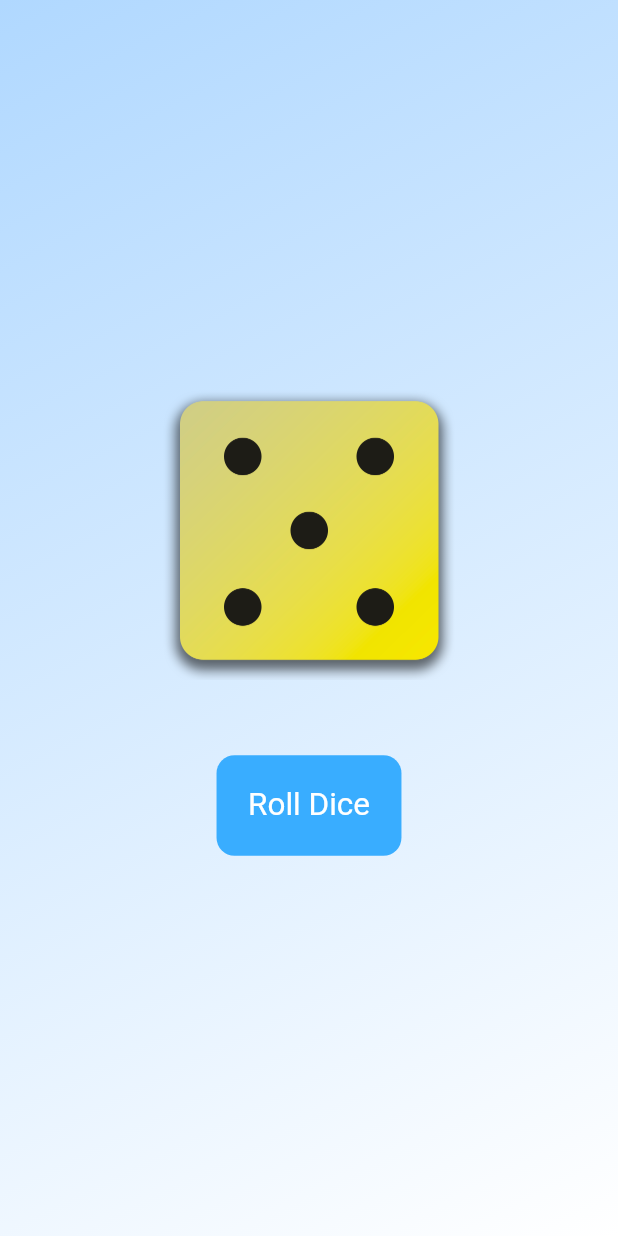
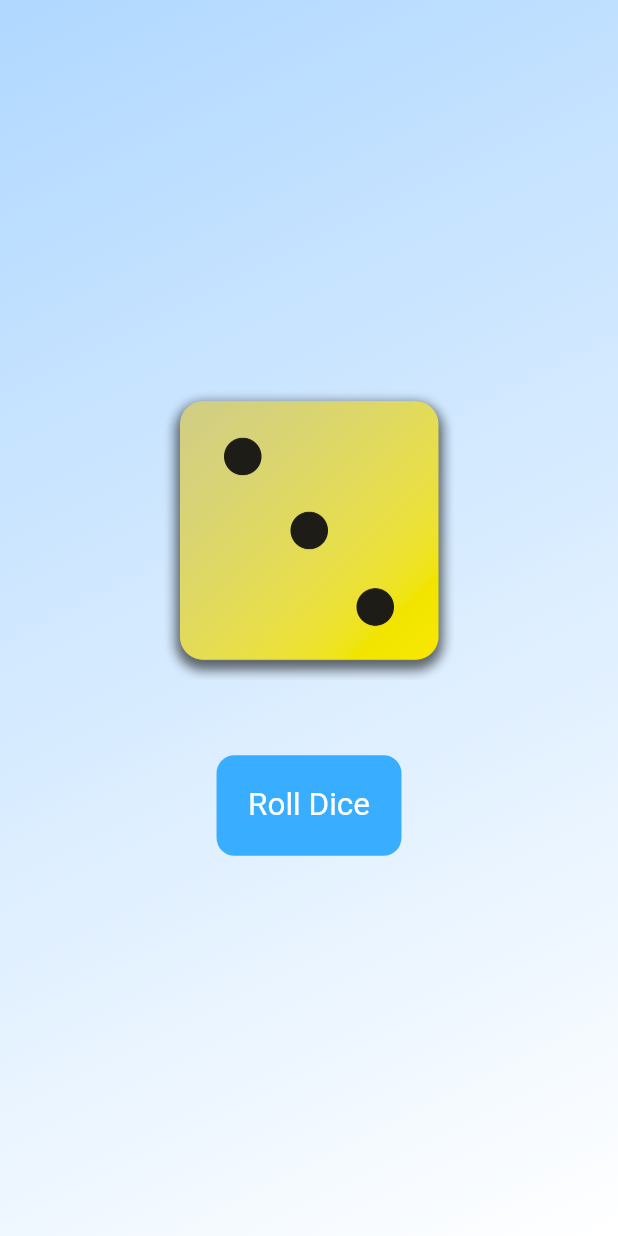
Before and after one commit to iulvimercan/flutter_DiceApp, a Flutter app: the screen it shows after launch, after a tap on "Roll Dice", on a phone screen of 412 x 824 dp. Run offline on Flutter 3.47's test engine with Material 3 defaults, Android fonts, the phone set to English and light mode, and no system bars.

```diff
--- a/lib/dice_roller.dart
+++ b/lib/dice_roller.dart
@@ -1,5 +1,5 @@
 import 'dart:math';
-
+import 'dart:async';
 import 'package:flutter/material.dart';
 
 class DiceRoller extends StatefulWidget {
@@ -9,20 +9,37 @@ class DiceRoller extends StatefulWidget {
   State<DiceRoller> createState() {
     return _DiceRollerState();
   }
-
 }
 
 
 
 class _DiceRollerState extends State<DiceRoller> {
 
-  var activeDice = 1;
-  final Random random = Random();
+  var _activeDice = 1;
+  Timer? _timer;
+  final Random _random = Random();
+
+  @override
+  void dispose() {
+    _timer?.cancel();
+    super.dispose();
+  }
 
   void rollDice() {
-    setState(() {
-      activeDice = random.nextInt(6) + 1;
-    });
+    _timer?.cancel();
+    _timer = Timer.periodic(
+      const Duration(milliseconds: 200),
+      (Timer timer) {
+        setState(() {
+          _activeDice = _random.nextInt(6) + 1;
+        });
+      }
+    );
+
+    Future.delayed(
+      Duration(seconds: _random.nextInt(2) + 1),
+      () => _timer?.cancel()
+    );
   }
 
 
@@ -32,7 +49,7 @@ class _DiceRollerState extends State<DiceRoller> {
       mainAxisSize: MainAxisSize.min,
       children: [
         Image.asset(
-          'assets/images/dice-$activeDice.png',
+          'assets/images/dice-$_activeDice.png',
           width: 200,
         ),
         const SizedBox(height: 50),
```
